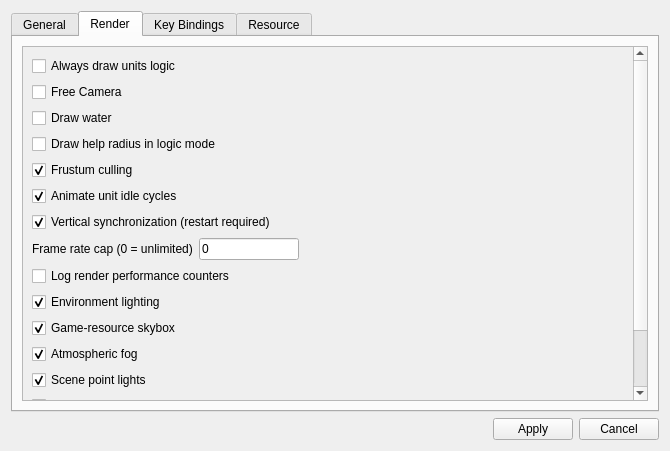
Old version of the form source/app/settings.ui in the repository Samolleg/ataman-mp.
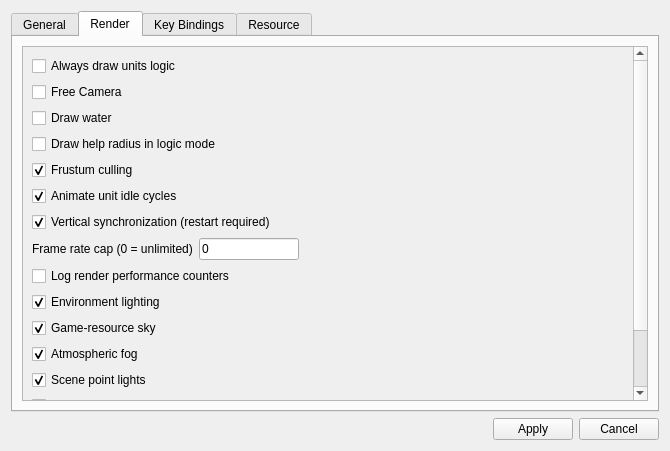
New version of the form. The open tabs and pages were chosen to show the change.

What changed in the file:
```diff
--- a/source/app/settings.ui
+++ b/source/app/settings.ui
@@ -452,8 +452,8 @@
            </item>
            <item>
             <widget class="QCheckBox" name="drawSkybox">
-             <property name="text"><string>Game-resource skybox</string></property>
-             <property name="toolTip"><string>Draws sky00 through sky05 from the selected resource profile.</string></property>
+             <property name="text"><string>Game-resource sky</string></property>
+             <property name="toolTip"><string>Draws the rotating nask0sky geometry with Sky00 from the selected resource profile.</string></property>
              <property name="checked"><bool>true</bool></property>
             </widget>
            </item>
```
